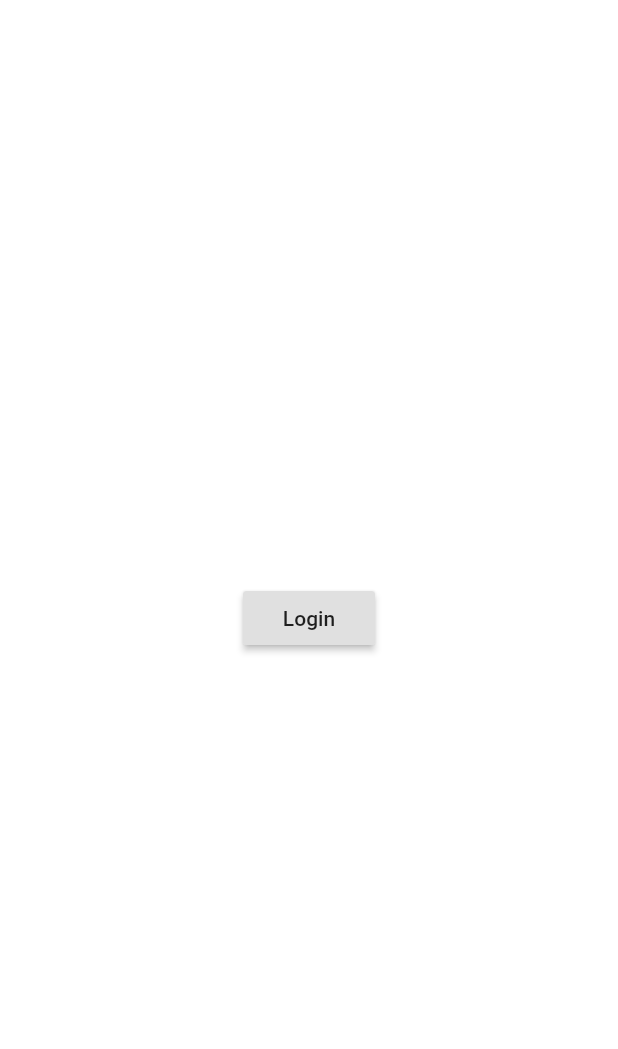
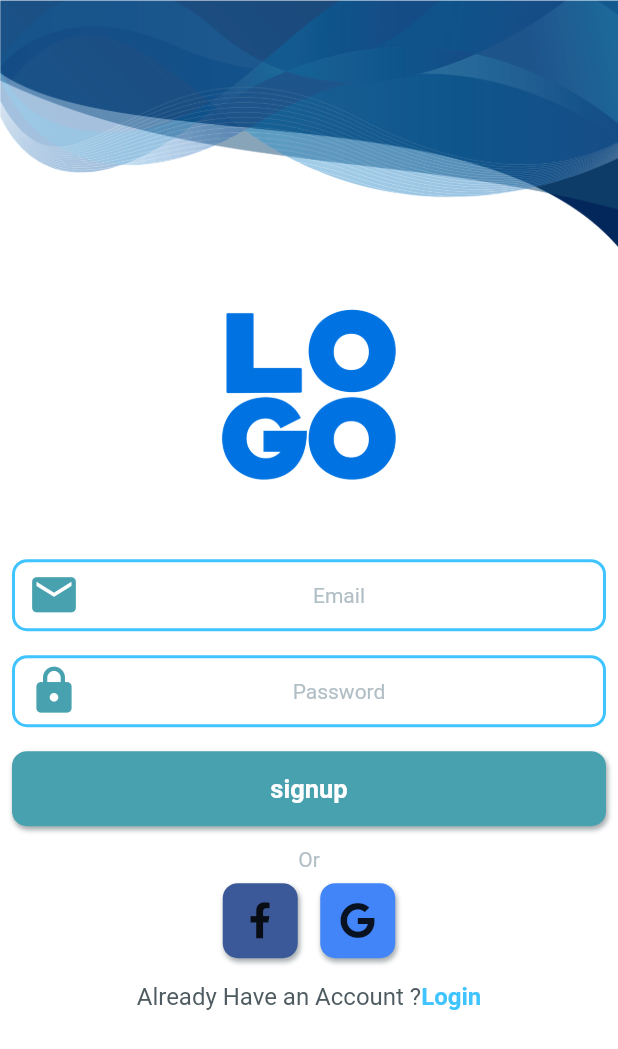
Before and after one commit to shehabAbouelhassan/miror_Vendor, a Flutter app: the Signup screen opened by its route, on a phone screen of 412 x 824 dp. Shown: the top 1049 px of the screen. Run offline on Flutter 3.47's test engine with Material 2 defaults, Android fonts, the phone set to English and light mode, and no system bars; our stand-ins replace font_awesome_flutter, google_fonts, rxdart.

Commit message:
adding the auth_bloc logic

```diff
--- /dev/null
+++ b/lib/src/blocs/auth_bloc.dart
@@ -0,0 +1,48 @@
+import 'dart:async';
+
+import 'package:provider/provider.dart';
+import 'package:rxdart/streams.dart';
+import 'package:rxdart/subjects.dart';
+
+final RegExp regExpEmail = RegExp(
+    r'^(([^<>()[\]\\.,;:\s@\"]+(\.[^<>()[\]\\.,;:\s@\"]+)*)|(\".+\"))@((\[[0-9]{1,3}\.[0-9]{1,3}\.[0-9]{1,3}\.[0-9]{1,3}\])|(([a-zA-Z\-0-9]+\.)+[a-zA-Z]{2,}))$');
+
+class AuthBloc {
+  final _email = BehaviorSubject<String>();
+  final _password = BehaviorSubject<String>();
+
+  //Get Data
+  Stream<String> get email => _email.stream.transform(validateEmail);
+  Stream<String> get password => _password.stream;
+  //taking the two streams and if thereIs a value coming out of them, it passes a validation
+  //and the values coming out to UI >true / none
+  Stream<bool> get isValid => CombineLatestStream.combine2(email, password, (email,password) => true);
+
+  //Set Data
+  Function(String) get changeEmail => _email.sink.add;
+  Function(String) get changePassword => _password.sink.add;
+
+  Dispose() {
+    _email.close();
+    _password.close();
+  }
+
+  //Transforms
+  final validateEmail =
+      StreamTransformer<String, String>.fromHandlers(handleData: (email, sink) {
+    if (regExpEmail.hasMatch(email.trim())) {
+      sink.add(email.trim());
+    } else {
+      sink.addError('Must Be Valid Email Address')
+    }
+  });
+
+  final validatePassword =
+      StreamTransformer<String, String>.fromHandlers(handleData: (password, sink) {
+    if (password.length >= 8) {
+      sink.add(password.trim());
+    } else {
+      sink.addError('8 Character Minimum');
+    }
+  });
+}
--- a/lib/src/screens/signup.dart
+++ b/lib/src/screens/signup.dart
@@ -1,11 +1,17 @@
+import 'package:Vendor_app/src/styles/base.dart';
+import 'package:Vendor_app/src/styles/text.dart';
+import 'package:Vendor_app/src/widgets/button.dart';
+import 'package:Vendor_app/src/widgets/social_Buttons.dart';
+import 'package:Vendor_app/src/widgets/textfield.dart';
 import 'package:flutter/cupertino.dart';
+import 'package:flutter/gestures.dart';
 import 'package:flutter/material.dart';
 import 'dart:io';
 
-class Signup extends StatelessWidget{
+class Signup extends StatelessWidget {
   @override
   Widget build(BuildContext context) {
-    if (Platform.isIOS){
+    if (Platform.isIOS) {
       return CupertinoPageScaffold(
         child: pageBody(context),
       );
@@ -16,14 +22,84 @@ class Signup extends StatelessWidget{
     }
   }
 
-  Widget pageBody(BuildContext context){
-    return Center(child: (Platform.isIOS)
-    ? CupertinoButton(child: Text('Login'),onPressed: (){
-      Navigator.pushReplacementNamed(context, '/login');
-    },)
-    : RaisedButton(child: Text('Login'), onPressed: (){
-      Navigator.pushReplacementNamed(context, '/login');
-    },)
-      );
+  Widget pageBody(BuildContext context) {
+    return ListView(
+      padding: EdgeInsets.all(0.0),
+      children: <Widget>[
+        Container(
+          height: MediaQuery.of(context).size.height * .2,
+          decoration: BoxDecoration(
+              image: DecorationImage(
+                  image: AssetImage('assets/images/header.png'),
+                  fit: BoxFit.fill)),
+        ),
+        Container(
+          height: 200.0,
+          decoration: BoxDecoration(
+            image: DecorationImage(image: AssetImage('assets/images/logo.png')),
+          ),
+        ),
+        AppTextField(
+          isIOS: Platform.isIOS,
+          hintText: 'Email',
+          cupertinoIcon: CupertinoIcons.mail_solid,
+          materialIcon: Icons.email,
+          textInputType: TextInputType.emailAddress,
+        ),
+        AppTextField(
+          isIOS: Platform.isIOS,
+          hintText: 'Password',
+          cupertinoIcon: IconData(0xf4c9,
+              fontFamily: CupertinoIcons.iconFont,
+              fontPackage: CupertinoIcons.iconFontPackage),
+          materialIcon: Icons.lock,
+          obscureText: true,
+        ),
+        AppButton(
+          buttonText: "signup",
+          buttonType: ButtonType.LightBlue,
+        ),
+        SizedBox(
+          height: 6.0,
+        ),
+        Center(
+          child: Text(
+            'Or',
+            style: TextStyles.suggestion,
+          ),
+        ),
+        Padding(
+          padding: BaseStyles.listPadding,
+          child: Row(
+            mainAxisAlignment: MainAxisAlignment.center,
+            children: <Widget>[
+              AppSocialButton(
+                socialType: SocialType.FaceBook,
+              ),
+              SizedBox(
+                width: 15.0,
+              ),
+              AppSocialButton(socialType: SocialType.Google),
+            ],
+          ),
+        ),
+        Padding(
+          padding: BaseStyles.listPadding,
+          child: RichText(
+            textAlign: TextAlign.center,
+            text: TextSpan(
+                text: "Already Have an Account ?",
+                style: TextStyles.body,
+                children: [
+                  TextSpan(
+                      text: "Login",
+                      style: TextStyles.link,
+                      recognizer: TapGestureRecognizer()
+                        ..onTap = () => Navigator.pushNamed(context, '/login'))
+                ]),
+          ),
+        )
+      ],
+    );
   }
 }
--- a/lib/src/widgets/textfield.dart
+++ b/lib/src/widgets/textfield.dart
@@ -10,13 +10,14 @@ class AppTextField extends StatelessWidget {
   final TextInputType textInputType;
   final bool obscureText;
 
-  AppTextField(
-      {@required this.isIOS,
-      @required this.hintText,
-      @required this.cupertinoIcon,
-      @required this.materialIcon,
-      this.textInputType,
-      this.obscureText});
+  AppTextField({
+    @required this.isIOS,
+    @required this.hintText,
+    @required this.cupertinoIcon,
+    @required this.materialIcon,
+    this.textInputType = TextInputType.text,
+    this.obscureText = false,
+  });
 
   @override
   Widget build(BuildContext context) {
@@ -26,8 +27,7 @@ class AppTextField extends StatelessWidget {
             horizontal: TextFieldStyles.textBoxHorizontal,
             vertical: TextFieldStyles.textBoxVertical),
         child: CupertinoTextField(
-          keyboardType:
-              (textInputType != null) ? textInputType : TextInputType.text,
+          keyboardType: textInputType,
           padding: EdgeInsets.all(12.0),
           placeholder: hintText,
           placeholderStyle: TextFieldStyles.placeholder,
@@ -36,7 +36,7 @@ class AppTextField extends StatelessWidget {
           cursorColor: TextFieldStyles.cursorColor,
           decoration: TextFieldStyles.cupertinoDecoration,
           prefix: TextFieldStyles.iconPrefix(cupertinoIcon),
-          obscureText: (obscureText != null) ? obscureText : false,
+          obscureText: obscureText,
         ),
       );
     } else {
@@ -45,14 +45,13 @@ class AppTextField extends StatelessWidget {
             horizontal: TextFieldStyles.textBoxHorizontal,
             vertical: TextFieldStyles.textBoxVertical),
         child: TextField(
-          keyboardType:
-              (textInputType != null) ? textInputType : TextInputType.text,
+          keyboardType: textInputType,
           cursorColor: TextFieldStyles.cursorColor,
           style: TextFieldStyles.text,
           textAlign: TextFieldStyles.textAlign,
           decoration:
               TextFieldStyles.materialDecoration(hintText, materialIcon),
-          obscureText: (obscureText != null) ? obscureText : false,
+          obscureText: obscureText,
         ),
       );
     }
--- a/pubspec.yaml
+++ b/pubspec.yaml
@@ -30,6 +30,8 @@ dependencies:
   google_fonts: ^1.1.2
   provider: ^4.3.3
   font_awesome_flutter: ^8.11.0
+  rxdart: ^0.25.0
+
 
 
 
```
Also changed, not shown: pubspec.lock.
